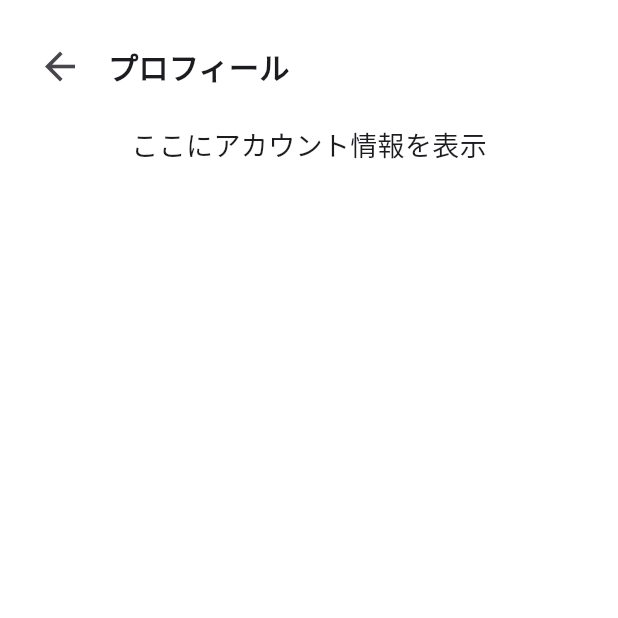
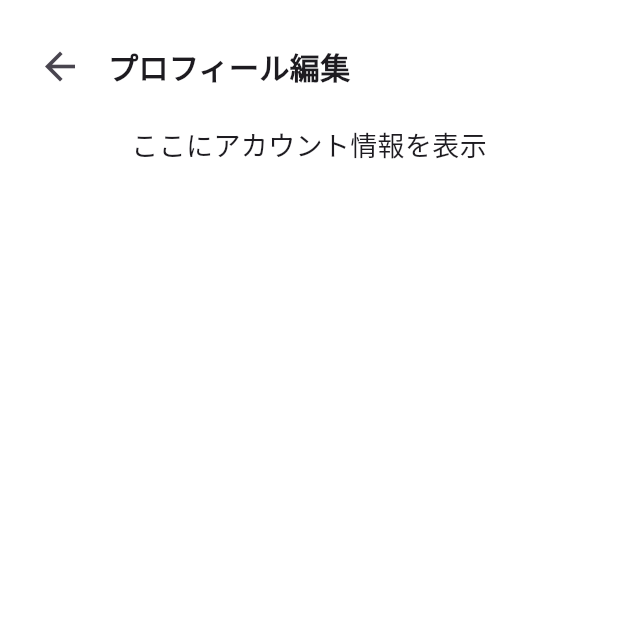
Before and after one commit to Ktento/breman-front, a Flutter app: the ProfileEdit screen opened directly, on a phone screen of 412 x 824 dp, the top half of it. Run offline on Flutter 3.47's test engine with Material 3 defaults, Android fonts, the phone set to English and light mode, and no system bars.

Commit message:
タイトル変えた

```diff
--- a/lib/profile_edit.dart
+++ b/lib/profile_edit.dart
@@ -23,7 +23,7 @@ class ProfileEdit extends StatelessWidget {
                   ),
                   SizedBox(width: 8), // 戻るボタンとテキストの間にスペースを追加
                   Text(
-                    'プロフィール',
+                    'プロフィール編集',
                     style: TextStyle(fontSize: 20, fontWeight: FontWeight.bold),
                   ),
                 ],
```
